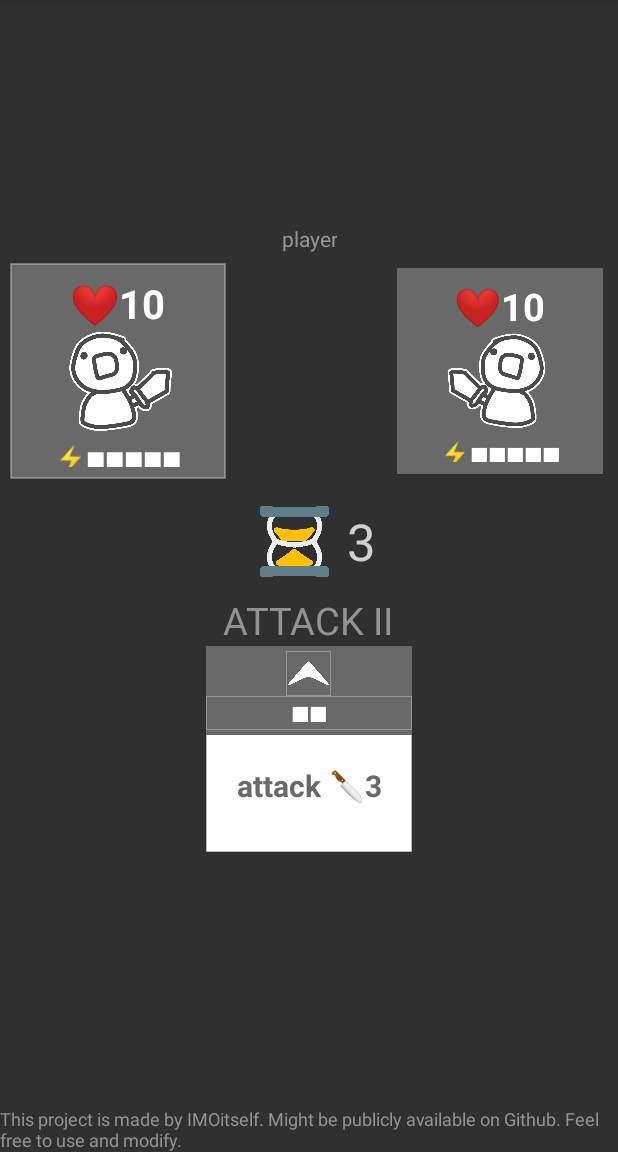
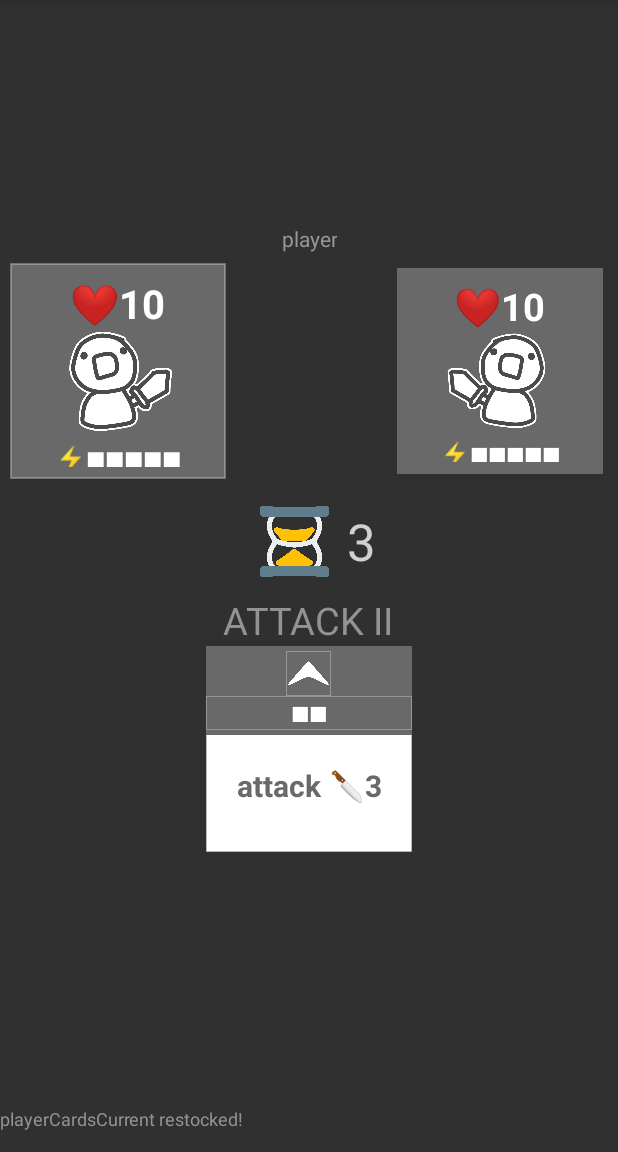
Before and after one commit to IMOitself/card-game-android-java, an Android app: the screen it shows after launch (MainActivity), on a phone screen of 412 x 824 dp, the part 84-1236 px from its top. Run offline under Robolectric (Android 15) with nearby library versions, the phone set to English and light mode, and no system bars.

Commit message:
Update on MainActivity.java
Idk just look at the removed todo comment

```diff
--- a/app/src/main/java/imo/card/gametest/MainActivity.java
+++ b/app/src/main/java/imo/card/gametest/MainActivity.java
@@ -19,7 +19,6 @@ import java.util.Map;
 import java.util.Random;
 
 // TODO: stop the game when someone wins or lose
-// TODO: record the already drawn cards to not be use again until all of the card is drawn and refreshes
 
 public class MainActivity extends Activity
 {
@@ -65,6 +64,13 @@ public class MainActivity extends Activity
 
 	public String userTurn = "player";
 	public boolean isEnemyTurn = false;
+
+	//this is temporary in the future player and enemy cards will not gonna have the same set of cards
+	public List<Map<String, String>> playerCardsStock = new ArrayList<>();
+	public List<Map<String, String>> enemyCardsStock = new ArrayList<>();
+
+	public List<Map<String, String>> playerCardsCurrent = new ArrayList<>();
+	public List<Map<String, String>> enemyCardsCurrent = new ArrayList<>();
 
     @Override
     protected void onCreate(Bundle savedInstanceState) {
@@ -151,6 +157,9 @@ public class MainActivity extends Activity
 		//If i search for the key "name" it will retrieve a value of "John" for example.
 		String sample_cardpack = getResources().getString(R.string.sample_cardpack);
         Tools.importDataToArraylist(cardsData, sample_cardpack, ";", "》");//arraylist, string, splitItemsBy, splitContentsBy
+		//TODO: Some comments
+		playerCardsStock.addAll(cardsData);
+		enemyCardsStock.addAll(cardsData);
 		//Start the game by populating views with datas
 		//and also draw a card.
 		updateGame();
@@ -245,9 +254,28 @@ public class MainActivity extends Activity
 	public void drawCard(){
 		//Randomly get a hashmap from the cardsData
 		//drawnCardMap will be used on useCard() void method.
+		//TODO:Some comments
 		Random random = new Random();
-        drawnCardMap = cardsData.get(random.nextInt(cardsData.size()));
-		// TODO: Some comments
+		int randomInt = 0;
+		if(userTurn.equals("player")){
+			if(playerCardsCurrent.isEmpty()){
+				playerCardsCurrent.addAll(playerCardsStock);
+				debugTxt.setText("playerCardsCurrent restocked!");
+			}
+			randomInt = random.nextInt(playerCardsCurrent.size());
+			drawnCardMap = playerCardsCurrent.get(randomInt);
+			playerCardsCurrent.remove(drawnCardMap);
+
+		}else if(userTurn.equals("enemy")){
+			if(enemyCardsCurrent.isEmpty()){
+				enemyCardsCurrent.addAll(enemyCardsStock);
+				debugTxt.setText("enemyCardsCurrent restocked!");
+			}
+			randomInt = random.nextInt(enemyCardsCurrent.size());
+			drawnCardMap = enemyCardsCurrent.get(randomInt);
+			enemyCardsCurrent.remove(drawnCardMap);
+
+		}
 		String cardName = drawnCardMap.get("name");
 		String cardInfo = drawnCardMap.get("info");
 		String cardType = drawnCardMap.get("type");
@@ -444,13 +472,13 @@ public class MainActivity extends Activity
 		enemyEnergy_old = enemyEnergy;
 
 		//Winning and losing system
+		//if enemy dies then you win
+		if(enemyLives <= 0){
+			titleTxt.setText(R.string.you_win);
+		}
 		//if player dies then you lose
 		if(playerLives <= 0){
 			titleTxt.setText(R.string.you_lose);
-		}
-		//if enemy dies then you win
-		if(enemyLives <= 0){
-			titleTxt.setText(R.string.you_win);
 		}
 	}
 
@@ -483,7 +511,7 @@ public class MainActivity extends Activity
 
 
 	public void setImageByCardType(String cardType, ImageView img){
-		//Display what card type is it.
+		//Display what card type is it on an imageview.
 		//thats pretty much the explanation:/
 		switch(cardType){
 			case "attack":
```
